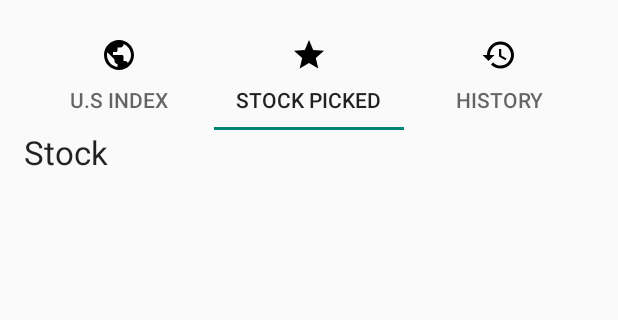
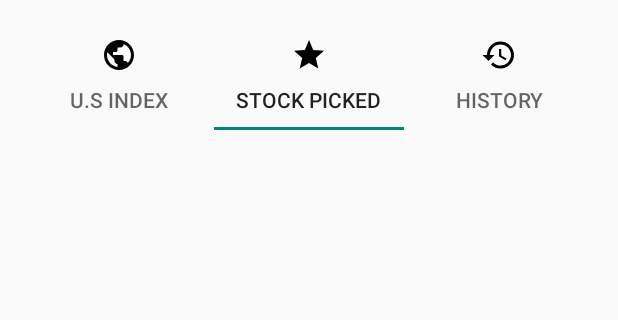
Before and after one commit to WillWcchan/Simple-Random-Stock, an Android app: the screen it shows after launch (MainActivity), tab 2 chosen, on a phone screen of 412 x 824 dp, the part 109-429 px from its top. Run offline under Robolectric (Android 15) with nearby library versions, the phone set to English and light mode, and no system bars; our stand-ins replace Room's generated code; 3 statements that could not run were skipped.

Commit message:
Able to show the Stock fragment after showing the dialog

```diff
--- a/app/src/main/java/com/willchan/simple_random_stock/MainActivity.java
+++ b/app/src/main/java/com/willchan/simple_random_stock/MainActivity.java
@@ -15,6 +15,9 @@ import com.willchan.simple_random_stock.activities.AboutActivity;
 import com.willchan.simple_random_stock.adapters.TabLayoutAdapter;
 
 public class MainActivity extends AppCompatActivity {
+    private TabLayout tabLayout;
+    private TabLayoutAdapter tabLayoutAdapter;
+    private ViewPager viewPager;
 
     @Override
     protected void onCreate(Bundle savedInstanceState) {
@@ -28,9 +31,9 @@ public class MainActivity extends AppCompatActivity {
 
         // Source: https://material.io/develop/android/components/tab-layout/
         // Set up the TabLayout to show the following tabs: Index, Stock, History
-        TabLayout tabLayout = findViewById(R.id.tabLayout);
-        final ViewPager viewPager = findViewById(R.id.viewPager);
-        TabLayoutAdapter tabLayoutAdapter = new TabLayoutAdapter(getSupportFragmentManager(), tabLayout.getTabCount());
+        tabLayout = findViewById(R.id.tabLayout);
+        viewPager = findViewById(R.id.viewPager);
+        tabLayoutAdapter = new TabLayoutAdapter(getSupportFragmentManager(), tabLayout.getTabCount());
         viewPager.setAdapter(tabLayoutAdapter);
         tabLayout.addOnTabSelectedListener(new TabLayout.OnTabSelectedListener() {
             @Override
@@ -46,6 +49,11 @@ public class MainActivity extends AppCompatActivity {
             public void onTabReselected(TabLayout.Tab tab) {
             }
         });
+    }
+
+    public void selectCurrentTabToView(Tabs specifiedTab) {
+        TabLayout.Tab tab = tabLayout.getTabAt(specifiedTab.ordinal());
+        tab.select();
     }
 
     // Source: https://www.studytonight.com/android/menu-in-android#:~:text=This%20is%20done%20by%20right%20clicking%20on%20res,in%20the%20Resource%20type.%20Then%2C%20click%20on%20OK.
@@ -68,4 +76,8 @@ public class MainActivity extends AppCompatActivity {
         inflater.inflate(R.menu.menu_file, menu);
         return true;
     }
+
+    public enum Tabs {
+        INDEX, STOCK, HISTORY
+    }
 }
--- a/app/src/main/java/com/willchan/simple_random_stock/fragments/IndexFragment.java
+++ b/app/src/main/java/com/willchan/simple_random_stock/fragments/IndexFragment.java
@@ -11,6 +11,7 @@ import android.widget.Toast;
 import androidx.cardview.widget.CardView;
 import androidx.fragment.app.Fragment;
 
+import com.willchan.simple_random_stock.MainActivity;
 import com.willchan.simple_random_stock.R;
 
 /**
@@ -56,7 +57,12 @@ public class IndexFragment extends Fragment implements View.OnClickListener {
                 Toast.makeText(this.getContext(), "Nothing happened", Toast.LENGTH_SHORT).show();
                 break;
         }
+
+        // Imitate getting a random stock
         showDialog();
+
+        // Change the tab to display the stock fragment
+        ((MainActivity) getActivity()).selectCurrentTabToView(MainActivity.Tabs.STOCK);
     }
 
     void showDialog() {
--- a/app/src/main/res/layout/fragment_stock.xml
+++ b/app/src/main/res/layout/fragment_stock.xml
@@ -5,10 +5,10 @@
     android:layout_height="match_parent"
     tools:context=".fragments.StockFragment">
 
-    <TextView
-        android:layout_width="wrap_content"
-        android:layout_height="wrap_content"
-        android:text="@string/fragment_stock"
-        android:textAppearance="?android:attr/textAppearanceLarge" />
+    <!--    <TextView-->
+    <!--        android:layout_width="wrap_content"-->
+    <!--        android:layout_height="wrap_content"-->
+    <!--        android:text="@string/fragment_stock"-->
+    <!--        android:textAppearance="?android:attr/textAppearanceLarge" />-->
 
 </RelativeLayout>
```
